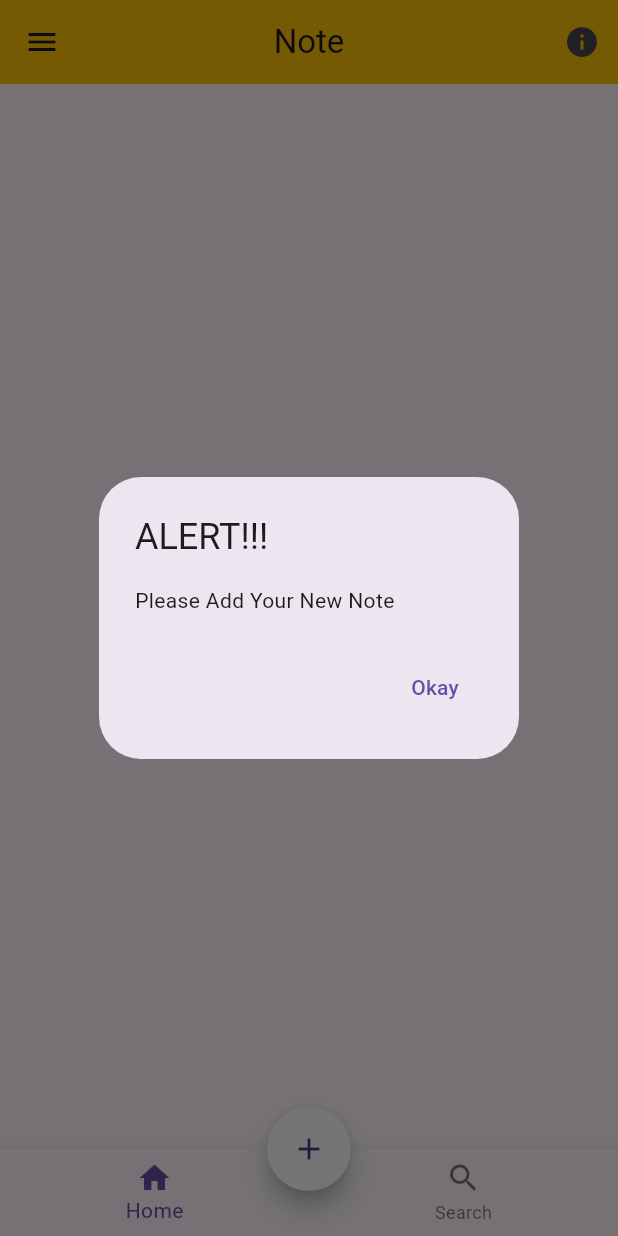
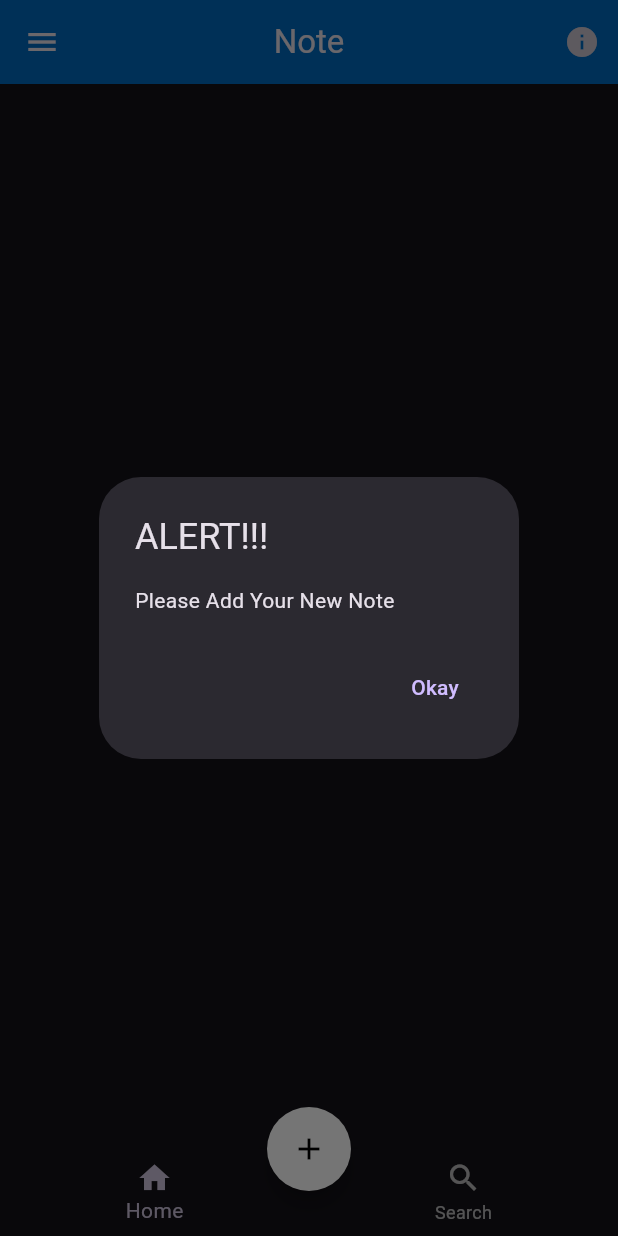
Before and after one commit to IlhamMisbakhul/Ilham-Portfolio, a Flutter app: the screen it shows after launch, after a tap on "You have no note for today", on a phone screen of 412 x 824 dp. Run offline on Flutter 3.47's test engine with Material 3 defaults, Android fonts, the light colour scheme and no system bars.

Commit message:
Changing the Color

```diff
--- a/lib/main.dart
+++ b/lib/main.dart
@@ -13,6 +13,10 @@ class NoteApp extends StatelessWidget {
     return MaterialApp(
       debugShowCheckedModeBanner: false,
       title: 'Note App',
+      theme: ThemeData(
+        primarySwatch: Colors.blue,
+        brightness: Brightness.dark
+      ),
       home:HomeScreen(),
     );
   }
--- a/lib/ui/home_screen.dart
+++ b/lib/ui/home_screen.dart
@@ -1,5 +1,3 @@
-import 'dart:js';
-
 import 'package:flutter/material.dart';
 import 'package:uibuils/ui/add_note_screen.dart';
 import 'package:uibuils/ui/info_detail_screen.dart';
@@ -11,17 +9,17 @@ class HomeScreen extends StatelessWidget {
   Widget build(BuildContext context) {
     return Scaffold(
       appBar: AppBar(
-        title: Text('Note'),
-        backgroundColor: Colors.amber,
+        title: const Text('Note'),
+        backgroundColor: const Color.fromARGB(255, 1, 105, 190),
         centerTitle: true,
         actions: [IconButton(
           onPressed: () {
             Navigator.push(
               context,
-              MaterialPageRoute(builder: (context) => InfoDetailScreen())
+              MaterialPageRoute(builder: (context) => const InfoDetailScreen())
               );
           },
-          icon: Icon(Icons.info))],
+          icon: const Icon(Icons.info))],
 
       ),
       body: Center(child: TextButton(onPressed: () {
@@ -29,17 +27,17 @@ class HomeScreen extends StatelessWidget {
           context: context,
           builder: (BuildContext context) {
             return AlertDialog(
-              title: Text('ALERT!!!'),
-              content: Text('Please Add Your New Note'),
+              title: const Text('ALERT!!!'),
+              content: const Text('Please Add Your New Note'),
               actions: <Widget>[
                 TextButton(onPressed: (){
                   Navigator.of(context).pop();
-                }, child: Text('Okay'))
+                }, child: const Text('Okay'))
               ],
             );
           });
       },
-      child: Text('You have no note for today')),),
+      child: const Text('You have no note for today')),),
       drawer: Drawer(
         child: ListView(
           children: const[
@@ -56,19 +54,20 @@ class HomeScreen extends StatelessWidget {
         ),
       ),
       floatingActionButton: FloatingActionButton(
-        backgroundColor: Color.fromARGB(255, 255, 255, 255),
-        shape: CircleBorder(),
+        backgroundColor: const Color.fromARGB(255, 255, 255, 255),
+        foregroundColor: Color.fromARGB(255, 0, 0, 0),
+        shape: const CircleBorder(),
         onPressed: (){
         Navigator.push(
           context,
-          MaterialPageRoute(builder: (context) => AddNote())
+          MaterialPageRoute(builder: (context) => const AddNote())
           );
       },
-        child: Icon(Icons.add,),
+        child: const Icon(Icons.add,),
       ),
       floatingActionButtonLocation: FloatingActionButtonLocation.centerDocked,
 
-      bottomNavigationBar: BottomNavigationBar(items: <BottomNavigationBarItem>[
+      bottomNavigationBar: BottomNavigationBar(items: const <BottomNavigationBarItem>[
         BottomNavigationBarItem(
           icon: Icon(Icons.home),
           label: 'Home'),
```
